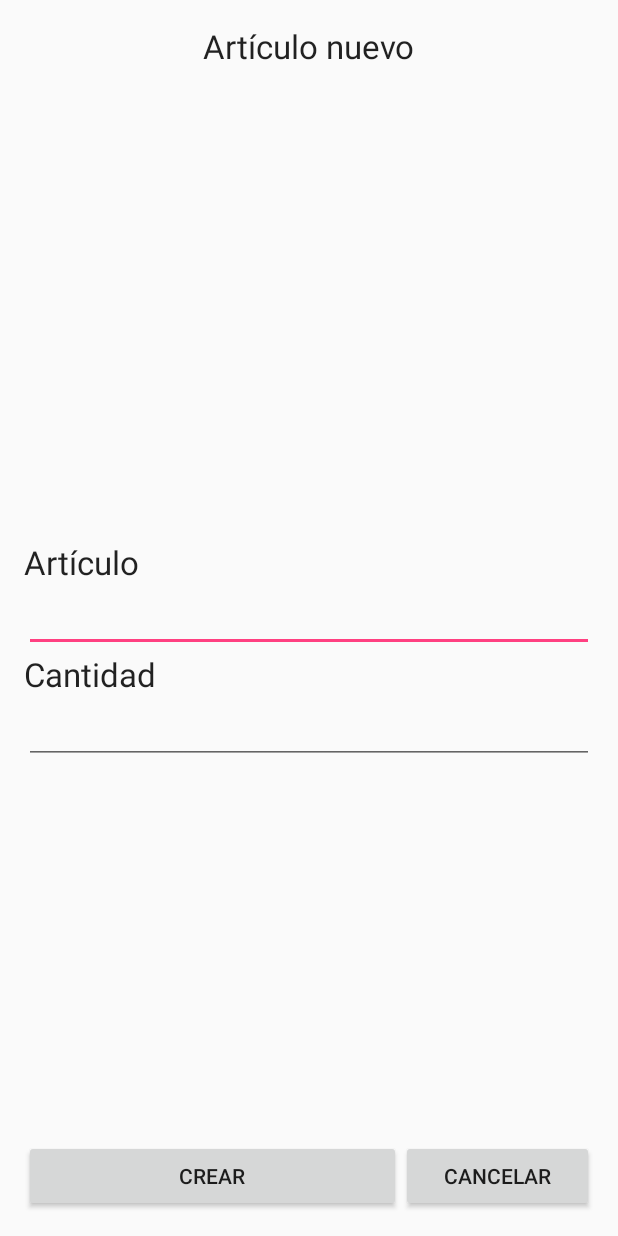
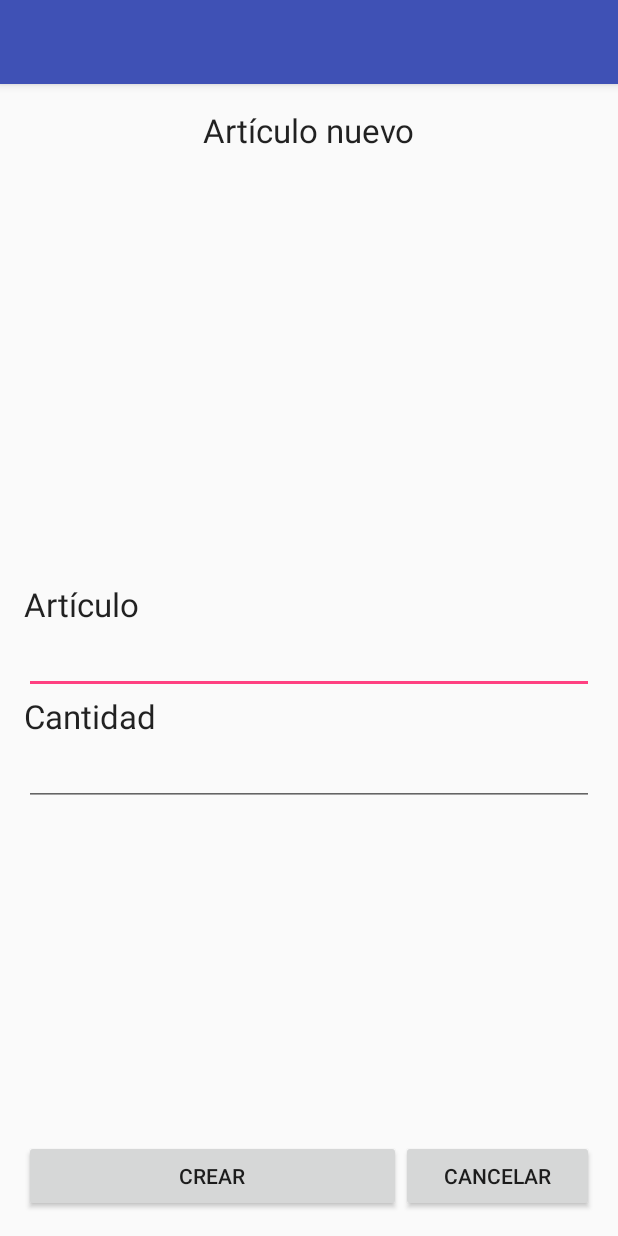
Before and after one commit to navarrillo/SavingMoney, an Android app: the ArticuloDespensa screen opened directly, with no data from a screen before it, on a phone screen of 412 x 824 dp. Run offline under Robolectric (Android 15) with nearby library versions, the phone set to English and light mode, and no system bars.

Commit message:
Algo de listas

```diff
--- a/DespensApp/app/src/main/java/com/despensapp/MiDespensa.java
+++ b/DespensApp/app/src/main/java/com/despensapp/MiDespensa.java
@@ -1,5 +1,6 @@
 package com.despensapp;
 
+import android.app.Activity;
 import android.content.Context;
 import android.content.Intent;
 import android.os.Bundle;
--- a/DespensApp/app/src/main/res/layout/activity_articulo_despensa.xml
+++ b/DespensApp/app/src/main/res/layout/activity_articulo_despensa.xml
@@ -1,105 +1,26 @@
 <?xml version="1.0" encoding="utf-8"?>
-<RelativeLayout xmlns:android="http://schemas.android.com/apk/res/android"
-    xmlns:tools="http://schemas.android.com/tools" android:layout_width="match_parent"
-    android:layout_height="match_parent" android:paddingLeft="16dp"
-    android:paddingRight="16dp"
-    android:paddingTop="16dp"
-    android:paddingBottom="16dp"
-    tools:context="com.despensapp.ArticuloDespensa">
+<android.support.design.widget.CoordinatorLayout xmlns:android="http://schemas.android.com/apk/res/android"
+    xmlns:app="http://schemas.android.com/apk/res-auto"
+    xmlns:tools="http://schemas.android.com/tools"
+    android:layout_width="match_parent"
+    android:layout_height="match_parent"
+    android:fitsSystemWindows="true"
+    tools:context="com.despensapp.AddArticuloLista">
 
-
-    <TextView
-        android:layout_width="wrap_content"
-        android:layout_height="wrap_content"
-        android:textAppearance="?android:attr/textAppearanceLarge"
-        android:text="Artículo nuevo"
-        android:id="@+id/tv_articuloDespensa"
-        android:layout_alignParentTop="true"
-        android:layout_centerHorizontal="true" />
-
-    <EditText
-        android:layout_width="fill_parent"
-        android:layout_height="wrap_content"
-        android:id="@+id/et_crearArticuloDespensa"
-        android:layout_centerVertical="true"
-        android:layout_alignParentRight="true"
-        android:layout_alignParentEnd="true" />
-
-    <LinearLayout
-        android:orientation="horizontal"
+    <android.support.design.widget.AppBarLayout
         android:layout_width="match_parent"
         android:layout_height="wrap_content"
-        android:layout_alignParentBottom="true"
-        android:layout_centerHorizontal="true"
-        android:id="@+id/linearLayout">
+        android:theme="@style/AppTheme.AppBarOverlay">
 
-        <Button
-            android:layout_width="wrap_content"
-            android:layout_height="wrap_content"
-            android:text="Crear"
-            android:id="@+id/button_crearArticuloDespensa"
-            android:layout_weight="5" />
+        <android.support.v7.widget.Toolbar
+            android:id="@+id/toolbar"
+            android:layout_width="match_parent"
+            android:layout_height="?attr/actionBarSize"
+            android:background="?attr/colorPrimary"
+            app:popupTheme="@style/AppTheme.PopupOverlay" />
 
-        <Button
-            android:layout_width="wrap_content"
-            android:layout_height="wrap_content"
-            android:text="Cancelar"
-            android:id="@+id/btn_cancelarArticuloDespensa"
-            android:layout_weight="1" />
+    </android.support.design.widget.AppBarLayout>
 
-    </LinearLayout>
+    <include layout="@layout/content_articulo_despensa" />
 
-    <TextView
-        android:layout_width="wrap_content"
-        android:layout_height="wrap_content"
-        android:text="ERROR: Nombre de articulo vacío"
-        android:visibility="invisible"
-        android:textColor="@color/colorAccent"
-        android:id="@+id/txt_error_articuloDespensa"
-        android:layout_above="@+id/et_crearLista"
-        android:layout_centerHorizontal="true" />
-
-    <TextView
-        android:layout_width="wrap_content"
-        android:layout_height="wrap_content"
-        android:text="ERROR: Cantidad de articulo 0"
-        android:visibility="invisible"
-        android:textColor="@color/colorAccent"
-        android:id="@+id/txt_error_cantidadArticuloDespensa"
-        android:layout_above="@+id/et_crearLista"
-        android:layout_centerHorizontal="true" />
-
-    <TextView
-        android:layout_width="wrap_content"
-        android:layout_height="wrap_content"
-        android:textAppearance="?android:attr/textAppearanceLarge"
-        android:text="Artículo"
-        android:id="@+id/textView2"
-        android:layout_above="@+id/et_crearArticuloDespensa"
-        android:layout_alignParentLeft="true"
-        android:layout_alignParentStart="true" />
-
-    <TextView
-        android:layout_width="wrap_content"
-        android:layout_height="wrap_content"
-        android:textAppearance="?android:attr/textAppearanceLarge"
-        android:text="Cantidad"
-        android:id="@+id/textView8"
-        android:layout_below="@+id/et_crearArticuloDespensa"
-        android:layout_alignParentLeft="true"
-        android:layout_alignParentStart="true" />
-
-    <EditText
-        android:layout_width="wrap_content"
-        android:layout_height="wrap_content"
-        android:inputType="numberDecimal"
-        android:ems="10"
-        android:id="@+id/et_cantidadArticuloDespensa"
-        android:layout_below="@+id/textView8"
-        android:layout_alignParentLeft="true"
-        android:layout_alignParentStart="true"
-        android:layout_alignParentRight="true"
-        android:layout_alignParentEnd="true" />
-
-
-</RelativeLayout>
+</android.support.design.widget.CoordinatorLayout>
--- /dev/null
+++ b/DespensApp/app/src/main/res/layout/content_articulo_despensa.xml
@@ -0,0 +1,110 @@
+<?xml version="1.0" encoding="utf-8"?>
+<RelativeLayout xmlns:android="http://schemas.android.com/apk/res/android"
+    xmlns:app="http://schemas.android.com/apk/res-auto"
+    xmlns:tools="http://schemas.android.com/tools"
+    android:layout_width="match_parent"
+    android:layout_height="match_parent"
+    android:paddingLeft="16dp"
+    android:paddingRight="16dp"
+    android:paddingTop="16dp"
+    android:paddingBottom="16dp"
+    app:layout_behavior="@string/appbar_scrolling_view_behavior"
+    tools:context="com.despensapp.ArticuloDespensa"
+    tools:showIn="@layout/activity_articulo_despensa">
+
+
+    <TextView
+        android:layout_width="wrap_content"
+        android:layout_height="wrap_content"
+        android:textAppearance="?android:attr/textAppearanceLarge"
+        android:text="Artículo nuevo"
+        android:id="@+id/tv_articuloDespensa"
+        android:layout_alignParentTop="true"
+        android:layout_centerHorizontal="true" />
+
+    <EditText
+        android:layout_width="fill_parent"
+        android:layout_height="wrap_content"
+        android:id="@+id/et_crearArticuloDespensa"
+        android:layout_centerVertical="true"
+        android:layout_alignParentRight="true"
+        android:layout_alignParentEnd="true" />
+
+    <LinearLayout
+        android:orientation="horizontal"
+        android:layout_width="match_parent"
+        android:layout_height="wrap_content"
+        android:layout_alignParentBottom="true"
+        android:layout_centerHorizontal="true"
+        android:id="@+id/linearLayout">
+
+        <Button
+            android:layout_width="wrap_content"
+            android:layout_height="wrap_content"
+            android:text="Crear"
+            android:id="@+id/button_crearArticuloDespensa"
+            android:layout_weight="5" />
+
+        <Button
+            android:layout_width="wrap_content"
+            android:layout_height="wrap_content"
+            android:text="Cancelar"
+            android:id="@+id/btn_cancelarArticuloDespensa"
+            android:layout_weight="1" />
+
+    </LinearLayout>
+
+    <TextView
+        android:layout_width="wrap_content"
+        android:layout_height="wrap_content"
+        android:text="ERROR: Nombre de articulo vacío"
+        android:visibility="invisible"
+        android:textColor="@color/colorAccent"
+        android:id="@+id/txt_error_articuloDespensa"
+        android:layout_above="@+id/et_crearLista"
+        android:layout_centerHorizontal="true" />
+
+    <TextView
+        android:layout_width="wrap_content"
+        android:layout_height="wrap_content"
+        android:text="ERROR: Cantidad de articulo 0"
+        android:visibility="invisible"
+        android:textColor="@color/colorAccent"
+        android:id="@+id/txt_error_cantidadArticuloDespensa"
+        android:layout_above="@+id/et_crearLista"
+        android:layout_centerHorizontal="true" />
+
+    <TextView
+        android:layout_width="wrap_content"
+        android:layout_height="wrap_content"
+        android:textAppearance="?android:attr/textAppearanceLarge"
+        android:text="Artículo"
+        android:id="@+id/textView2"
+        android:layout_above="@+id/et_crearArticuloDespensa"
+        android:layout_alignParentLeft="true"
+        android:layout_alignParentStart="true" />
+
+    <TextView
+        android:layout_width="wrap_content"
+        android:layout_height="wrap_content"
+        android:textAppearance="?android:attr/textAppearanceLarge"
+        android:text="Cantidad"
+        android:id="@+id/textView8"
+        android:layout_below="@+id/et_crearArticuloDespensa"
+        android:layout_alignParentLeft="true"
+        android:layout_alignParentStart="true" />
+
+    <EditText
+        android:layout_width="wrap_content"
+        android:layout_height="wrap_content"
+        android:inputType="numberDecimal"
+        android:ems="10"
+        android:id="@+id/et_cantidadArticuloDespensa"
+        android:layout_below="@+id/textView8"
+        android:layout_alignParentLeft="true"
+        android:layout_alignParentStart="true"
+        android:layout_alignParentRight="true"
+        android:layout_alignParentEnd="true" />
+
+
+</RelativeLayout>
```
Also changed, not shown: DespensApp/app/src/main/java/com/despensapp/ArticulosLista.java (+11 -10 lines), DespensApp/app/src/main/java/com/despensapp/ListasCompra.java (+18 -0 lines), DespensApp/app/src/main/res/layout/content_add_articulos_lista.xml (+2 -29 lines).
